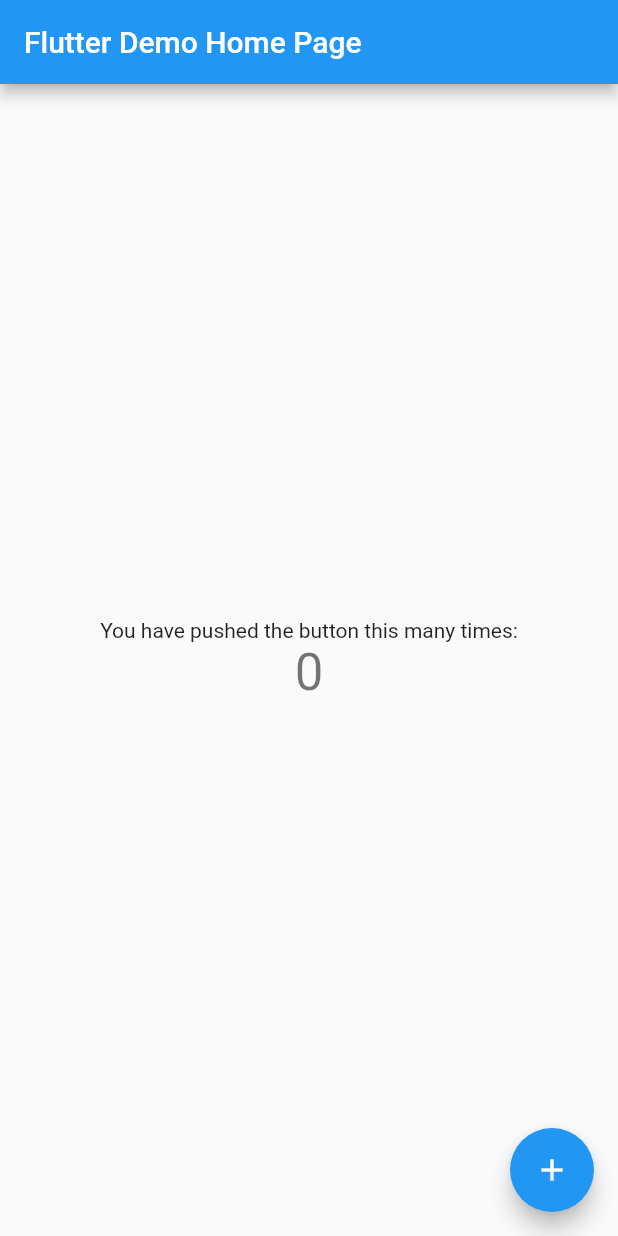
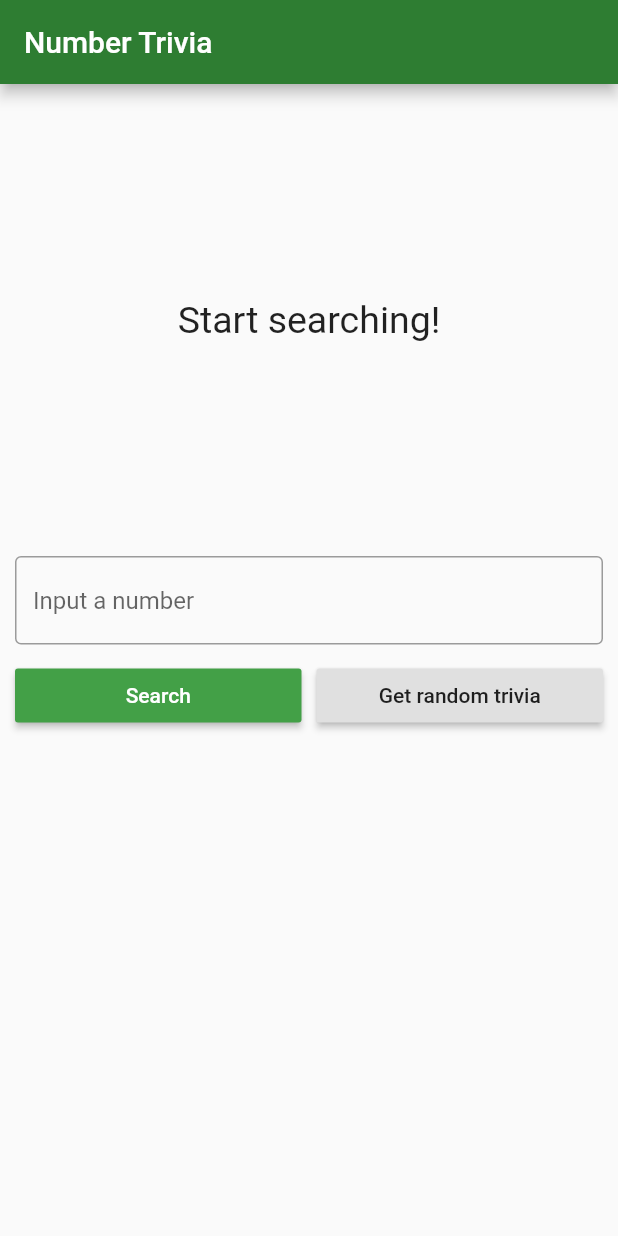
Before and after one commit to CoderJava/Flutter-TDD, a Flutter app: the screen it shows after launch, on a phone screen of 412 x 824 dp. Run offline on Flutter 3.47's test engine with Material 2 defaults, Android fonts, the phone set to English and light mode, and no system bars; our stand-ins replace bloc, dartz, data_connection_checker, equatable, flutter_bloc, get_it and 1 more.

Commit message:
User Interface

```diff
--- /dev/null
+++ b/lib/features/number_trivia/presentation/pages/number_trivia_page.dart
@@ -0,0 +1,54 @@
+import 'package:flutter/material.dart';
+import 'package:flutter_bloc/flutter_bloc.dart';
+import 'package:flutter_tdd/features/number_trivia/presentation/bloc/bloc.dart';
+import 'package:flutter_tdd/features/number_trivia/presentation/widgets/widgets.dart';
+import 'package:flutter_tdd/injection_container.dart';
+
+class NumberTriviaPage extends StatelessWidget {
+  @override
+  Widget build(BuildContext context) {
+    return Scaffold(
+      appBar: AppBar(
+        title: Text('Number Trivia'),
+      ),
+      body: SingleChildScrollView(
+        child: buildBody(context),
+      ),
+    );
+  }
+
+  BlocProvider<NumberTriviaBloc> buildBody(BuildContext context) {
+    return BlocProvider(
+      builder: (context) => sl<NumberTriviaBloc>(),
+      child: Center(
+        child: Padding(
+          padding: const EdgeInsets.all(10.0),
+          child: Column(
+            children: <Widget>[
+              SizedBox(height: 10.0),
+              // Top half
+              BlocBuilder<NumberTriviaBloc, NumberTriviaState>(
+                builder: (context, state) {
+                  if (state is Empty) {
+                    return MessageDisplay(message: 'Start searching!');
+                  } else if (state is Error) {
+                    return MessageDisplay(message: state.message);
+                  } else if (state is Loaded) {
+                    return TriviaDisplay(numberTrivia: state.trivia);
+                  } else if (state is Loading) {
+                    return LoadingWidget();
+                  } else {
+                    return Container();
+                  }
+                },
+              ),
+              SizedBox(height: 20.0),
+              // Bottom half
+              TriviaControls(),
+            ],
+          ),
+        ),
+      ),
+    );
+  }
+}
--- /dev/null
+++ b/lib/features/number_trivia/presentation/widgets/message_display.dart
@@ -0,0 +1,26 @@
+import 'package:flutter/material.dart';
+
+class MessageDisplay extends StatelessWidget {
+  final String message;
+
+  const MessageDisplay({
+    Key key,
+    @required this.message,
+  }) : super(key: key);
+
+  @override
+  Widget build(BuildContext context) {
+    return Container(
+      height: MediaQuery.of(context).size.height / 3,
+      child: Center(
+        child: SingleChildScrollView(
+          child: Text(
+            message,
+            style: TextStyle(fontSize: 25),
+            textAlign: TextAlign.center,
+          ),
+        ),
+      ),
+    );
+  }
+}
--- /dev/null
+++ b/lib/features/number_trivia/presentation/widgets/trivia_controls.dart
@@ -0,0 +1,70 @@
+import 'package:flutter/material.dart';
+import 'package:flutter_bloc/flutter_bloc.dart';
+import 'package:flutter_tdd/features/number_trivia/presentation/bloc/bloc.dart';
+
+class TriviaControls extends StatefulWidget {
+  const TriviaControls({
+    Key key,
+  }) : super(key: key);
+
+  @override
+  _TriviaControlsState createState() => _TriviaControlsState();
+}
+
+class _TriviaControlsState extends State<TriviaControls> {
+  final controller = TextEditingController();
+  String inputStr;
+
+  @override
+  Widget build(BuildContext context) {
+    return Column(
+      children: <Widget>[
+        // TextField
+        TextField(
+          controller: controller,
+          onChanged: (value) {
+            inputStr = value;
+          },
+          decoration: InputDecoration(
+            border: OutlineInputBorder(),
+            hintText: 'Input a number',
+          ),
+          keyboardType: TextInputType.number,
+          onSubmitted: (_) {
+            dispatchConcrete();
+          },
+        ),
+        SizedBox(height: 10),
+        Row(
+          children: <Widget>[
+            Expanded(
+              child: RaisedButton(
+                child: Text('Search'),
+                color: Theme.of(context).accentColor,
+                textTheme: ButtonTextTheme.primary,
+                onPressed: dispatchConcrete,
+              ),
+            ),
+            SizedBox(width: 10),
+            Expanded(
+              child: RaisedButton(
+                child: Text('Get random trivia'),
+                onPressed: dispatchRandom,
+              ),
+            ),
+          ],
+        ),
+      ],
+    );
+  }
+
+  void dispatchConcrete() {
+    controller.clear();
+    BlocProvider.of<NumberTriviaBloc>(context).dispatch(GetTriviaForConcreteNumber(inputStr));
+  }
+
+  void dispatchRandom() {
+    controller.clear();
+    BlocProvider.of<NumberTriviaBloc>(context).dispatch(GetTriviaForRandomNumber());
+  }
+}
--- /dev/null
+++ b/lib/features/number_trivia/presentation/widgets/widgets.dart
@@ -0,0 +1,4 @@
+export 'loading_widget.dart';
+export 'message_display.dart';
+export 'trivia_display.dart';
+export 'trivia_controls.dart';
--- a/lib/main.dart
+++ b/lib/main.dart
@@ -1,97 +1,23 @@
 import 'package:flutter/material.dart';
+import 'package:flutter_tdd/features/number_trivia/presentation/pages/number_trivia_page.dart';
 import 'injection_container.dart' as di;
 
 void main() async {
+  WidgetsFlutterBinding.ensureInitialized();
   await di.init();
   runApp(MyApp());
 }
 
 class MyApp extends StatelessWidget {
-  // This widget is the root of your application.
   @override
   Widget build(BuildContext context) {
     return MaterialApp(
-      title: 'Flutter Demo',
+      title: 'Number Trivia',
       theme: ThemeData(
-        primarySwatch: Colors.blue,
+        primaryColor: Colors.green[800],
+        accentColor: Colors.green[600],
       ),
-      home: MyHomePage(title: 'Flutter Demo Home Page'),
+      home: NumberTriviaPage(),
     );
   }
 }
-
-class MyHomePage extends StatefulWidget {
-  MyHomePage({Key key, this.title}) : super(key: key);
-
-  final String title;
-
-  @override
-  _MyHomePageState createState() => _MyHomePageState();
-}
-
-class _MyHomePageState extends State<MyHomePage> {
-  int _counter = 0;
-
-  void _incrementCounter() {
-    setState(() {
-      // This call to setState tells the Flutter framework that something has
-      // changed in this State, which causes it to rerun the build method below
-      // so that the display can reflect the updated values. If we changed
-      // _counter without calling setState(), then the build method would not be
-      // called again, and so nothing would appear to happen.
-      _counter++;
-    });
-  }
-
-  @override
-  Widget build(BuildContext context) {
-    // This method is rerun every time setState is called, for instance as done
-    // by the _incrementCounter method above.
-    //
-    // The Flutter framework has been optimized to make rerunning build methods
-    // fast, so that you can just rebuild anything that needs updating rather
-    // than having to individually change instances of widgets.
-    return Scaffold(
-      appBar: AppBar(
-        // Here we take the value from the MyHomePage object that was created by
-        // the App.build method, and use it to set our appbar title.
-        title: Text(widget.title),
-      ),
-      body: Center(
-        // Center is a layout widget. It takes a single child and positions it
-        // in the middle of the parent.
-        child: Column(
-          // Column is also a layout widget. It takes a list of children and
-          // arranges them vertically. By default, it sizes itself to fit its
-          // children horizontally, and tries to be as tall as its parent.
-          //
-          // Invoke "debug painting" (press "p" in the console, choose the
-          // "Toggle Debug Paint" action from the Flutter Inspector in Android
-          // Studio, or the "Toggle Debug Paint" command in Visual Studio Code)
-          // to see the wireframe for each widget.
-          //
-          // Column has various properties to control how it sizes itself and
-          // how it positions its children. Here we use mainAxisAlignment to
-          // center the children vertically; the main axis here is the vertical
-          // axis because Columns are vertical (the cross axis would be
-          // horizontal).
-          mainAxisAlignment: MainAxisAlignment.center,
-          children: <Widget>[
-            Text(
-              'You have pushed the button this many times:',
-            ),
-            Text(
-              '$_counter',
-              style: Theme.of(context).textTheme.headline4,
-            ),
-          ],
-        ),
-      ),
-      floatingActionButton: FloatingActionButton(
-        onPressed: _incrementCounter,
-        tooltip: 'Increment',
-        child: Icon(Icons.add),
-      ), // This trailing comma makes auto-formatting nicer for build methods.
-    );
-  }
-}
```
Also changed, not shown: lib/features/number_trivia/presentation/widgets/loading_widget.dart (added, +17 -0 lines), lib/features/number_trivia/presentation/widgets/trivia_display.dart (added, +40 -0 lines).
